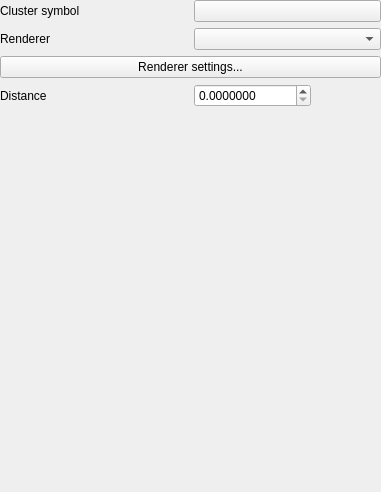
carsmie/QGIS, file src/ui/symbollayer/qgspointclusterrendererwidgetbase.ui: the form before one commit.
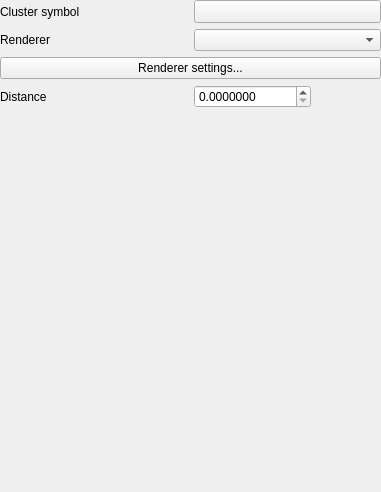
The form after the commit. Custom widgets are drawn as their Qt base class.

Commit message:
Port some symbol buttons across to QgsSymbolButton
- composer shape style button (no other composer ones for now- they're
all getting removed with layouts anyway)
- point cluster/displacement renderer buttons

```diff
--- a/src/ui/symbollayer/qgspointclusterrendererwidgetbase.ui
+++ b/src/ui/symbollayer/qgspointclusterrendererwidgetbase.ui
@@ -26,13 +26,6 @@
    <property name="bottomMargin">
     <number>0</number>
    </property>
-   <item row="0" column="1">
-    <widget class="QPushButton" name="mCenterSymbolPushButton">
-     <property name="text">
-      <string/>
-     </property>
-    </widget>
-   </item>
    <item row="2" column="1">
     <widget class="QComboBox" name="mRendererComboBox"/>
    </item>
@@ -98,6 +91,19 @@
      </property>
     </widget>
    </item>
+   <item row="0" column="1">
+    <widget class="QgsSymbolButton" name="mCenterSymbolToolButton">
+     <property name="sizePolicy">
+      <sizepolicy hsizetype="Preferred" vsizetype="Fixed">
+       <horstretch>0</horstretch>
+       <verstretch>0</verstretch>
+      </sizepolicy>
+     </property>
+     <property name="text">
+      <string/>
+     </property>
+    </widget>
+   </item>
   </layout>
  </widget>
  <customwidgets>
@@ -106,6 +112,11 @@
    <extends>QDoubleSpinBox</extends>
    <header>qgsdoublespinbox.h</header>
   </customwidget>
+  <customwidget>
+   <class>QgsSymbolButton</class>
+   <extends>QToolButton</extends>
+   <header>qgssymbolbutton.h</header>
+  </customwidget>
   <customwidget>
    <class>QgsUnitSelectionWidget</class>
    <extends>QWidget</extends>
```
Left out of the diff: 2 changed lines with no effect on the pictures. The commit also changes 13 other files.
